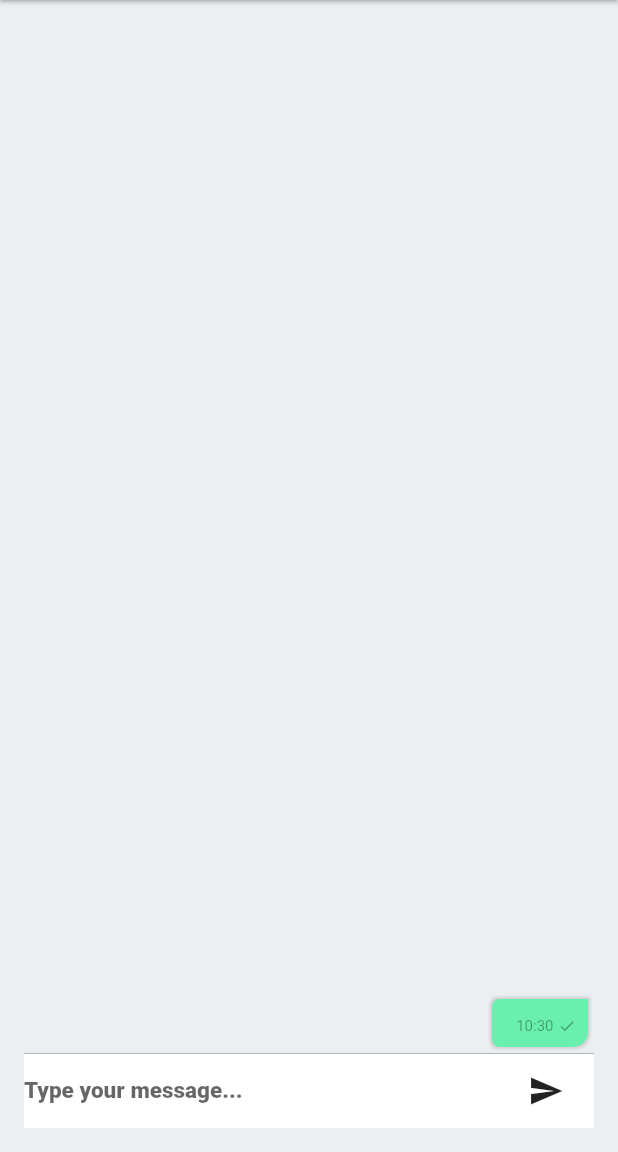
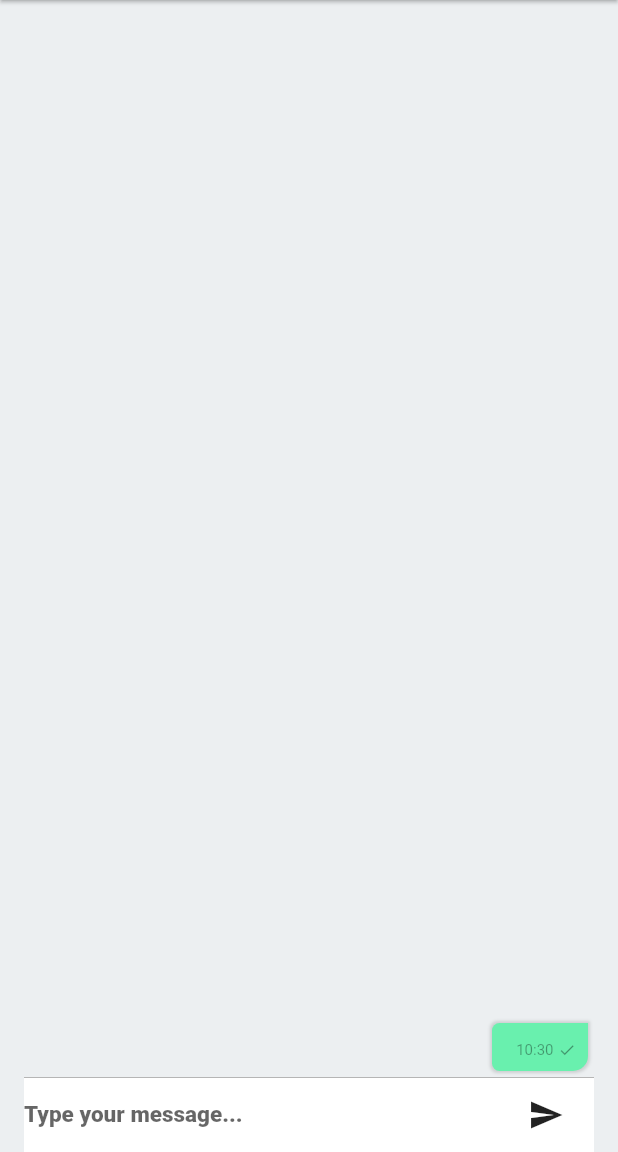
Before and after one commit to kdsuneraavinash/decrypt-escape-room-task, a Flutter app: the ChatScreen screen opened directly, after a tap on the "send" icon, on a phone screen of 412 x 824 dp, the part 84-1236 px from its top. Run offline on Flutter 3.47's test engine with Material 2 defaults, Android fonts, the phone set to English and light mode, and no system bars; our stand-ins replace flare_flutter, font_awesome_flutter.

Commit message:
Adjusted padding of screen

```diff
--- a/app/lib/chat/chat_screen.dart
+++ b/app/lib/chat/chat_screen.dart
@@ -30,7 +30,7 @@ class ChatScreen extends StatelessWidget {
         ],
       ),
       body: Padding(
-        padding: EdgeInsets.all(16.0),
+        padding: EdgeInsets.symmetric(horizontal: 16.0),
         child: Column(
           children: <Widget>[
             Expanded(
```
